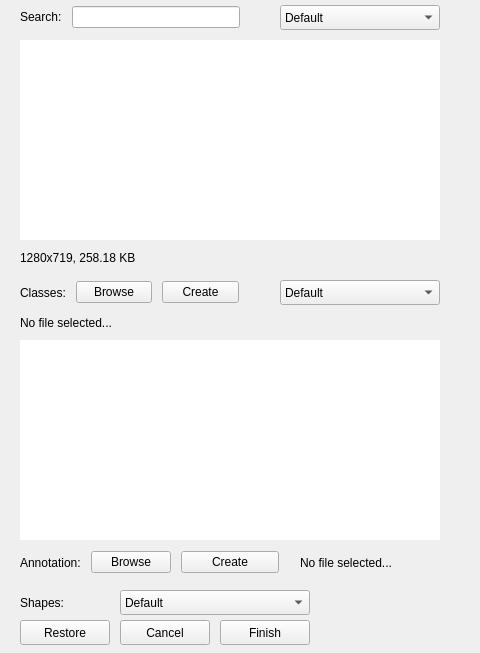
First picture: the form in include/MainView.ui, repository ntu-sdi/dataset-labelling-tool, before the edit.
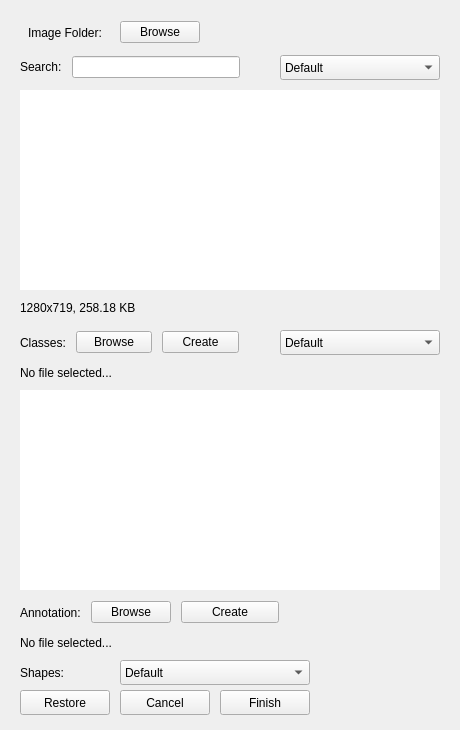
Second picture: the form after the edit.

Commit message: Created GUI elements to correspond from design made in class diagram

Diff of the .ui file:
```diff
--- a/include/MainView.ui
+++ b/include/MainView.ui
@@ -6,8 +6,8 @@
    <rect>
     <x>0</x>
     <y>0</y>
-    <width>480</width>
-    <height>653</height>
+    <width>460</width>
+    <height>730</height>
    </rect>
   </property>
   <property name="windowTitle">
@@ -18,9 +18,9 @@
     <property name="geometry">
      <rect>
       <x>0</x>
-      <y>-50</y>
+      <y>0</y>
       <width>460</width>
-      <height>701</height>
+      <height>721</height>
      </rect>
     </property>
     <property name="sizePolicy">
@@ -423,10 +423,10 @@
     <widget class="QLabel" name="AnnotationLabel_2">
      <property name="geometry">
       <rect>
-       <x>300</x>
-       <y>595</y>
-       <width>118</width>
-       <height>35</height>
+       <x>20</x>
+       <y>630</y>
+       <width>261</width>
+       <height>25</height>
       </rect>
      </property>
      <property name="sizePolicy">
@@ -443,7 +443,7 @@
      <property name="geometry">
       <rect>
        <x>20</x>
-       <y>640</y>
+       <y>660</y>
        <width>301</width>
        <height>61</height>
       </rect>
@@ -543,7 +543,7 @@
       <rect>
        <x>20</x>
        <y>360</y>
-       <width>118</width>
+       <width>221</width>
        <height>25</height>
       </rect>
      </property>
```
Left out of the diff: 8 changed lines with no effect on the pictures. The commit also changes 1 other file.
